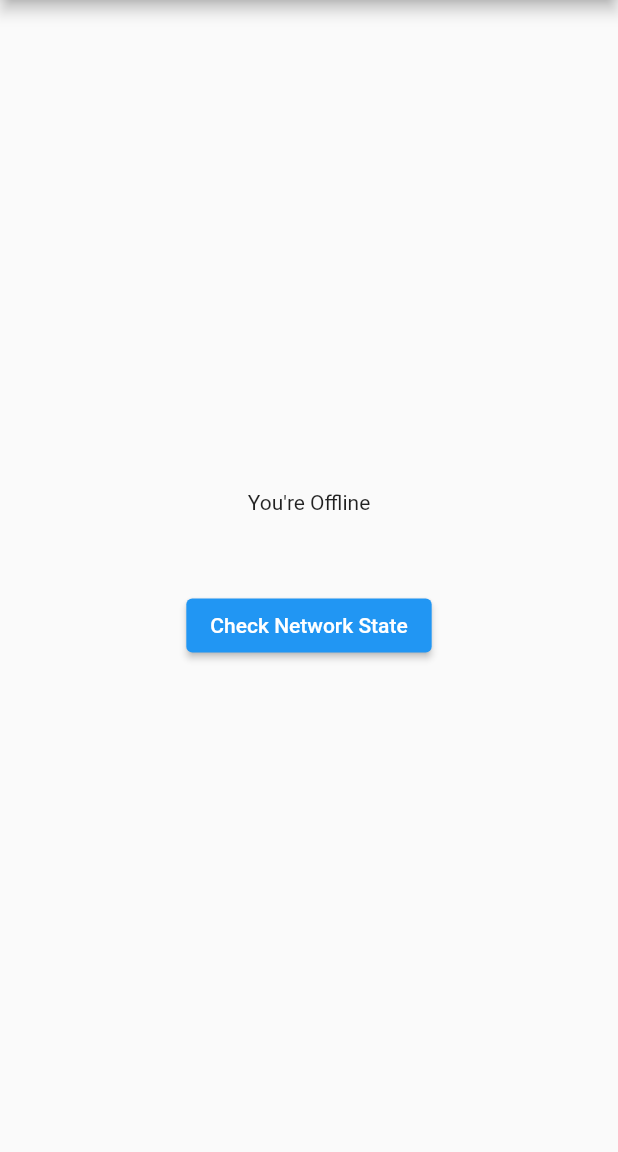
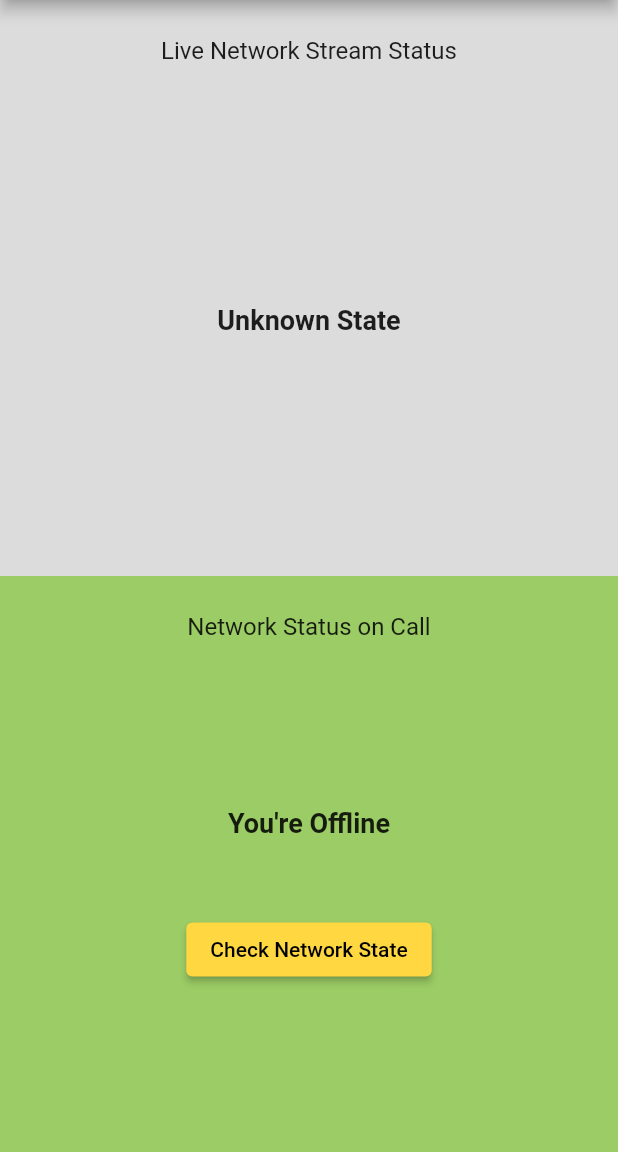
Before and after one commit to praveen-gm/flutter_network_connectivity, a Flutter app: the screen it shows after launch, after a tap on "Check Network State", on a phone screen of 412 x 824 dp, the part 84-1236 px from its top. Run offline on Flutter 3.47's test engine with Material 2 defaults, Android fonts, the light colour scheme and no system bars.

Commit message:
updated registering/unregistering platform based call, updated example

```diff
--- a/example/lib/main.dart
+++ b/example/lib/main.dart
@@ -19,7 +19,9 @@ class _MyAppState extends State<MyApp> {
   final FlutterNetworkConnectivity _flutterNetworkConnectivity =
       FlutterNetworkConnectivity();
 
-  bool? _isNetworkConnected;
+  bool? _isNetworkConnectedOnCall;
+
+  bool? _isNetworkConnectedStreamStatus;
 
   StreamSubscription<bool>? _networkConnectionStream;
 
@@ -28,11 +30,11 @@ class _MyAppState extends State<MyApp> {
     super.initState();
 
     _flutterNetworkConnectivity.getNetworkStatusStream().listen((event) {
-      _isNetworkConnected = event;
+      _isNetworkConnectedStreamStatus = event;
       setState(() {});
     });
 
-    // init();
+    init();
   }
 
   @override
@@ -51,10 +53,10 @@ class _MyAppState extends State<MyApp> {
     // Platform messages may fail, so we use a try/catch PlatformException.
     // We also handle the message potentially returning null.
     try {
-      _isNetworkConnected =
+      _isNetworkConnectedOnCall =
           await _flutterNetworkConnectivity.isNetworkAvailable();
     } on PlatformException {
-      _isNetworkConnected = null;
+      _isNetworkConnectedOnCall = null;
     }
 
     // If the widget was removed from the tree while the asynchronous platform
@@ -72,26 +74,95 @@ class _MyAppState extends State<MyApp> {
         appBar: AppBar(
           title: const Text('Flutter Network Connectivity'),
         ),
-        body: Center(
+        body: Column(
+          children: [
+            Expanded(
+              child: Container(
+                color: Colors.black12,
+                child: Center(
                   child: Column(
                     mainAxisAlignment: MainAxisAlignment.center,
                     children: [
-              Text(
-                null == _isNetworkConnected
+                      const SizedBox(height: 24.0),
+                      const Text(
+                        'Live Network Stream Status',
+                        style: TextStyle(
+                          fontSize: 16.0,
+                        ),
+                      ),
+                      Expanded(
+                        child: Center(
+                          child: Text(
+                            null == _isNetworkConnectedStreamStatus
                                 ? 'Unknown State'
-                    : _isNetworkConnected!
+                                : _isNetworkConnectedStreamStatus!
                                     ? "You're Connected to Network"
                                     : "You're Offline",
+                            style: const TextStyle(
+                              fontSize: 18.0,
+                              fontWeight: FontWeight.w600,
                             ),
-              const SizedBox(height: 50.0),
-              ElevatedButton(
-                onPressed: _checkNetworkState,
-                child: const Text('Check Network State'),
+                          ),
+                        ),
                       ),
                     ],
                   ),
                 ),
               ),
+            ),
+            Expanded(
+              child: Container(
+                color: Colors.lightGreen.shade400,
+                child: Center(
+                  child: Column(
+                    mainAxisAlignment: MainAxisAlignment.center,
+                    children: [
+                      const SizedBox(height: 24.0),
+                      const Text(
+                        'Network Status on Call',
+                        style: TextStyle(
+                          fontSize: 16.0,
+                        ),
+                      ),
+                      Expanded(
+                        child: Column(
+                          mainAxisAlignment: MainAxisAlignment.center,
+                          children: [
+                            Text(
+                              null == _isNetworkConnectedOnCall
+                                  ? 'Unknown State'
+                                  : _isNetworkConnectedOnCall!
+                                      ? "You're Connected to Network"
+                                      : "You're Offline",
+                              style: const TextStyle(
+                                fontSize: 18.0,
+                                fontWeight: FontWeight.w600,
+                              ),
+                            ),
+                            const SizedBox(height: 50.0),
+                            ElevatedButton(
+                              onPressed: _checkNetworkState,
+                              style: ElevatedButton.styleFrom(
+                                primary: Colors.amberAccent,
+                              ),
+                              child: const Text(
+                                'Check Network State',
+                                style: TextStyle(
+                                  color: Colors.black,
+                                ),
+                              ),
+                            ),
+                          ],
+                        ),
+                      ),
+                    ],
+                  ),
+                ),
+              ),
+            ),
+          ],
+        ),
+      ),
     );
   }
 }
--- a/lib/flutter_network_connectivity.dart
+++ b/lib/flutter_network_connectivity.dart
@@ -1,4 +1,5 @@
 import 'dart:async';
+import 'dart:io';
 
 import 'package:flutter/services.dart';
 
@@ -29,15 +30,19 @@ class FlutterNetworkConnectivity {
 
   /// Register Listener to check for Network Stream
   /// Must be unregistered if not in use
+  /// registering only on android as iOS makes use of NetworkMonitor
   Future registerNetworkListener() async {
-    await _methodChannel.invokeMethod("registerNetworkStatusListener");
-
-    _eventChannel.receiveBroadcastStream().cast<bool>().listen((event) {});
+    if (Platform.isAndroid) {
+      await _methodChannel.invokeMethod("registerNetworkStatusListener");
+    }
   }
 
   /// Unregister Listener when not in use
+  /// unregister only on android as iOS makes use of NetworkMonitor
   Future unregisterNetworkListener() async {
-    await _methodChannel.invokeMethod("unregisterNetworkStatusListener");
+    if (Platform.isAndroid) {
+      await _methodChannel.invokeMethod("unregisterNetworkStatusListener");
+    }
   }
 
   /// Returns Stream of bool denoting network status
```
Lines whose indentation alone changed are shown as unchanged.
